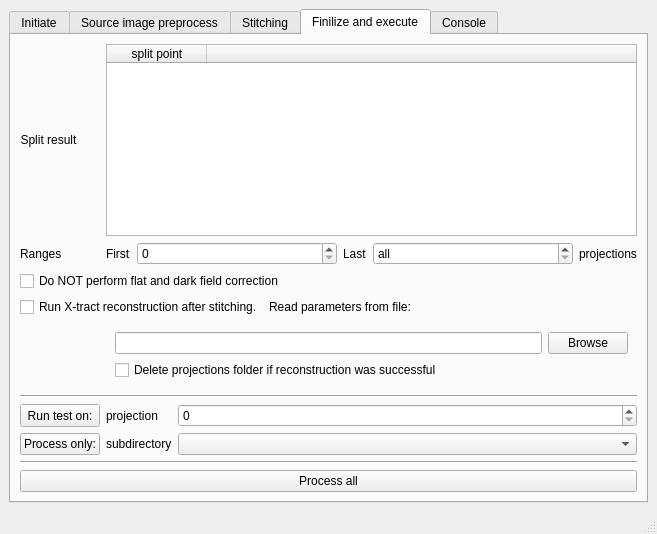
First picture: the form in share/imbl-ui.ui, repository AustralianSynchrotron/imblproc, before the edit.
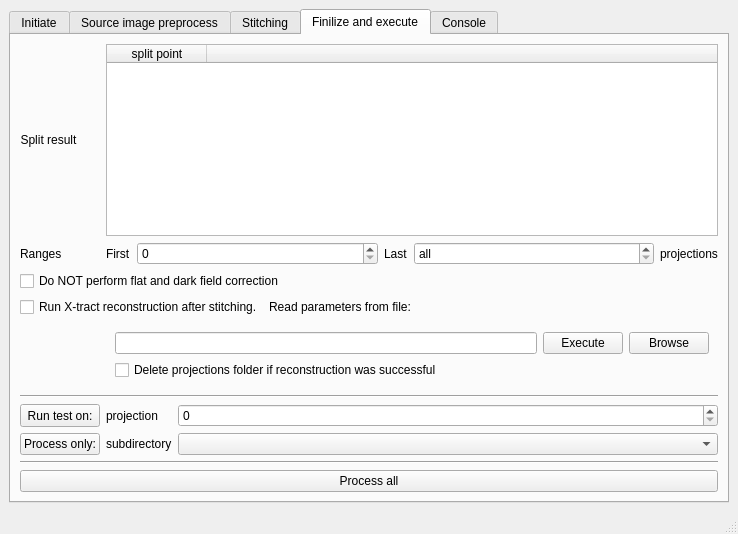
Second picture: the form after the edit. The open tabs and pages were chosen to show the change. Icons and pictures are not drawn.

Commit message: modified:   bin/imbl-proc.sh 	modified:   bin/imbl-ui.py 	modified:   bin/imbl-xtract-wrapper.sh 	modified:   share/imbl-ui.ui

```diff
--- a/share/imbl-ui.ui
+++ b/share/imbl-ui.ui
@@ -6,7 +6,7 @@
    <rect>
     <x>0</x>
     <y>0</y>
-    <width>657</width>
+    <width>738</width>
     <height>534</height>
    </rect>
   </property>
@@ -950,7 +950,7 @@
         <item row="6" column="1" colspan="2">
          <widget class="QWidget" name="xtractWdg" native="true">
           <layout class="QGridLayout" name="gridLayout_9">
-           <item row="0" column="1">
+           <item row="0" column="2">
             <widget class="QPushButton" name="xtractBrowse">
              <property name="text">
               <string>Browse</string>
@@ -967,6 +967,13 @@
              </property>
             </widget>
            </item>
+           <item row="0" column="1">
+            <widget class="QPushButton" name="xtractExecute">
+             <property name="text">
+              <string>Execute</string>
+             </property>
+            </widget>
+           </item>
           </layout>
          </widget>
         </item>
```
Left out of the diff: 2 changed lines with no effect on the pictures. The commit also changes 3 other files.
